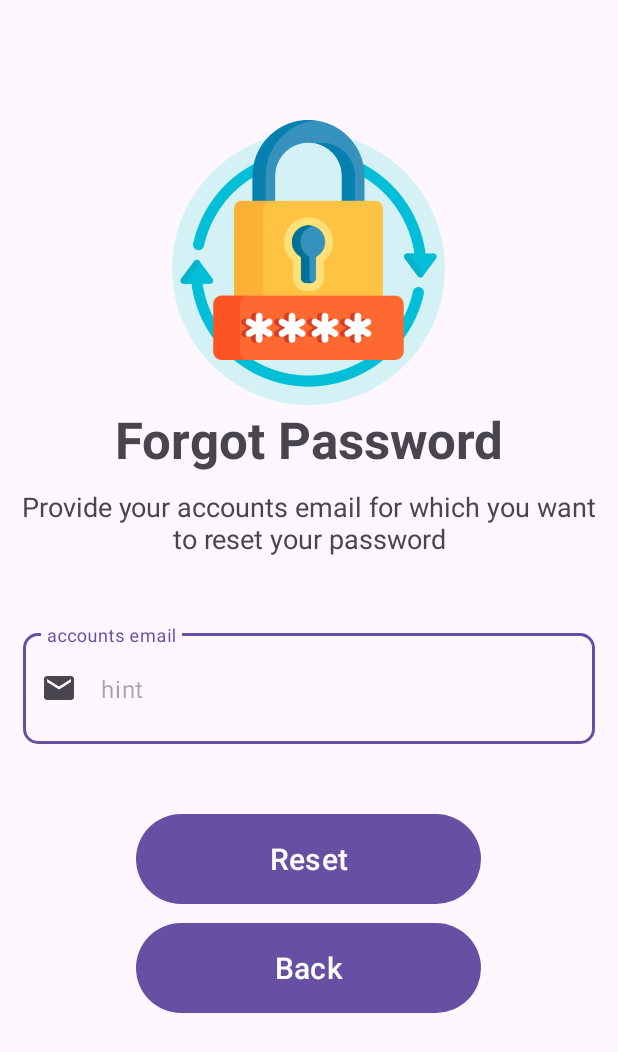
After one commit to EmmanuelEmu/Metro-Rail, an Android app: the resetPassword screen opened directly, with no data from a screen before it, on a phone screen of 412 x 824 dp. The commit adds this screen. Shown: the top 1052 px of the screen. Run offline under Robolectric (Android 15) with nearby library versions, the phone set to English and light mode, and no system bars; our stand-ins replace Firebase (no records; nobody signed in at launch, a user with empty details on screens opened directly); Roboto replaces fonts that are not available here.

Commit message:
forgot password done

```diff
--- a/app/src/main/AndroidManifest.xml
+++ b/app/src/main/AndroidManifest.xml
@@ -23,6 +23,9 @@
         android:theme="@style/Theme.MetroRail"
         android:windowLayoutInDisplayCutoutMode="shortEdges"
         tools:targetApi="31">
+        <activity
+            android:name=".resetPassword"
+            android:exported="true" />
         <activity
             android:name=".payment"
             android:exported="true" />
@@ -50,7 +53,7 @@
             android:label="@string/title_activity_maps" />
         <activity
             android:name=".login"
-            android:exported="false" />
+            android:exported="true" />
         <activity
             android:name=".journey_purchase"
             android:exported="true" />
--- /dev/null
+++ b/app/src/main/java/com/example/metrorail/resetPassword.java
@@ -0,0 +1,93 @@
+package com.example.metrorail;
+
+import androidx.annotation.NonNull;
+import androidx.appcompat.app.AppCompatActivity;
+
+import android.content.Intent;
+import android.os.Bundle;
+import android.text.TextUtils;
+import android.view.View;
+import android.widget.Button;
+import android.widget.EditText;
+import android.widget.ProgressBar;
+import android.widget.Toast;
+
+import com.google.android.gms.tasks.OnFailureListener;
+import com.google.android.gms.tasks.OnSuccessListener;
+import com.google.firebase.auth.FirebaseAuth;
+
+public class resetPassword extends AppCompatActivity {
+
+
+    Button resetButton, backButton;
+    EditText resetEmail;
+    ProgressBar progressBar;
+
+    FirebaseAuth mAuth;
+    String reset_email;
+    @Override
+    protected void onCreate(Bundle savedInstanceState) {
+        super.onCreate(savedInstanceState);
+        setContentView(R.layout.activity_reset_password);
+
+        resetButton = findViewById(R.id.passwordResetButton);
+        backButton = findViewById(R.id.backButton);
+        resetEmail = findViewById(R.id.resetEmail);
+        progressBar = findViewById(R.id.resetProgressBar);
+
+        mAuth = FirebaseAuth.getInstance();
+
+
+        progressBar.setVisibility(View.GONE);
+
+        resetButton.setOnClickListener(new View.OnClickListener() {
+            @Override
+            public void onClick(View view) {
+                reset_email = resetEmail.getText().toString().trim();
+                if (!TextUtils.isEmpty(reset_email)){
+                    ResetPassword();
+                } else {
+                    resetEmail.setError("Please enter the email");
+                }
+            }
+        });
+
+
+
+
+
+
+        backButton.setOnClickListener(new View.OnClickListener() {
+            @Override
+            public void onClick(View view) {
+                Intent intent = new Intent(getApplicationContext(), login.class);
+                startActivity(intent);
+            }
+        });
+
+
+
+    }
+
+    private void ResetPassword(){
+        progressBar.setVisibility(View.VISIBLE);
+        resetButton.setVisibility(View.GONE);
+
+        mAuth.sendPasswordResetEmail(reset_email).addOnSuccessListener(new OnSuccessListener<Void>() {
+            @Override
+            public void onSuccess(Void unused) {
+                Toast.makeText(resetPassword.this, "Reset password mail sent successfully", Toast.LENGTH_SHORT).show();
+                Intent intent = new Intent(getApplicationContext(), login.class);
+                startActivity(intent);
+                finish();
+            }
+        }).addOnFailureListener(new OnFailureListener() {
+            @Override
+            public void onFailure(@NonNull Exception e) {
+                Toast.makeText(resetPassword.this, "Error: "+e.getMessage(), Toast.LENGTH_SHORT).show();
+                progressBar.setVisibility(View.INVISIBLE);
+                resetButton.setVisibility(View.INVISIBLE);
+            }
+        });
+    }
+}
--- /dev/null
+++ b/app/src/main/res/layout/activity_reset_password.xml
@@ -0,0 +1,96 @@
+<?xml version="1.0" encoding="utf-8"?>
+<LinearLayout xmlns:android="http://schemas.android.com/apk/res/android"
+    xmlns:app="http://schemas.android.com/apk/res-auto"
+    xmlns:tools="http://schemas.android.com/tools"
+    android:layout_width="match_parent"
+    android:layout_height="match_parent"
+    android:orientation="vertical"
+    tools:context=".resetPassword">
+
+    <ImageView
+        android:id="@+id/forgotImage"
+        android:layout_width="266dp"
+        android:layout_height="190dp"
+        android:layout_gravity="center"
+        android:layout_marginTop="80dp"
+        app:srcCompat="@drawable/forgot" />
+
+    <TextView
+        android:layout_width="300dp"
+        android:layout_height="wrap_content"
+        android:layout_gravity="center"
+        android:gravity="center|top"
+        android:text="Forgot Password"
+        android:textSize="34sp"
+        android:textStyle="bold" />
+
+    <TextView
+        android:id="@+id/textView5"
+        android:layout_width="match_parent"
+        android:layout_height="81dp"
+        android:layout_gravity="center"
+        android:gravity="center|top"
+        android:padding="10dp"
+        android:text="Provide your accounts email for which you want to reset your password"
+        android:textSize="18dp" />
+
+    <com.google.android.material.textfield.TextInputLayout
+        android:id="@+id/forgotPasswordLayout"
+        android:layout_width="match_parent"
+        android:layout_height="wrap_content"
+        android:layout_marginStart="15dp"
+        android:layout_marginEnd="15dp"
+        android:layout_marginTop="20dp"
+        app:boxCornerRadiusBottomStart="10dp"
+        app:startIconDrawable="@drawable/baseline_email_24"
+        app:boxCornerRadiusBottomEnd="10dp"
+        app:boxCornerRadiusTopStart="10dp"
+        app:boxCornerRadiusTopEnd="10dp"
+        android:hint="accounts email"
+        android:layout_gravity="center">
+
+        <com.google.android.material.textfield.TextInputEditText
+            android:id="@+id/resetEmail"
+            android:layout_width="match_parent"
+            android:layout_height="74dp"
+            android:hint="hint" />
+    </com.google.android.material.textfield.TextInputLayout>
+
+    <FrameLayout
+        android:layout_width="379dp"
+        android:layout_height="114dp"
+        android:layout_gravity="center">
+
+        <Button
+            android:id="@+id/passwordResetButton"
+            android:layout_width="230dp"
+            android:layout_height="68dp"
+            android:layout_gravity="center"
+            android:layout_marginTop="20dp"
+            android:gravity="center"
+            android:text="Reset"
+            android:textSize="20sp" />
+
+        <ProgressBar
+            android:id="@+id/resetProgressBar"
+            style="?android:attr/progressBarStyle"
+            android:layout_width="69dp"
+            android:layout_height="wrap_content"
+            android:layout_gravity="center" />
+
+    </FrameLayout>
+
+    <Button
+        android:id="@+id/backButton"
+        android:layout_width="230dp"
+        android:layout_height="68dp"
+        android:layout_gravity="center"
+        android:layout_marginTop="1dp"
+        android:gravity="center"
+        android:text="Back"
+
+        android:textSize="20sp" />
+
+
+
+</LinearLayout>
--- a/app/src/main/res/values/colors.xml
+++ b/app/src/main/res/values/colors.xml
@@ -4,4 +4,5 @@
     <color name="white">#FFFFFFFF</color>
     <color name="blue">#091C7A</color>
     <color name="grey">#323E43</color>
+    <color name="red">#9F2E0A</color>
 </resources>
```
Also changed, not shown: app/src/main/java/com/example/metrorail/login.java (+15 -1 lines), app/src/main/java/com/example/metrorail/payment.java (+2 -5 lines), app/src/main/res/layout/activity_login.xml (+16 -4 lines), app/src/main/res/drawable/forgot.gif (added).
